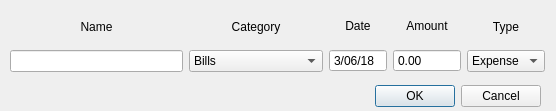
IvanInandan/EZBudget, file EZbudget/edittransaction.ui: the form before one commit.
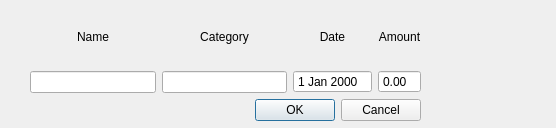
The form after the commit.

```diff
--- a/EZbudget/edittransaction.ui
+++ b/EZbudget/edittransaction.ui
@@ -7,44 +7,30 @@
     <x>0</x>
     <y>0</y>
     <width>556</width>
-    <height>111</height>
+    <height>128</height>
    </rect>
   </property>
   <property name="windowTitle">
    <string>Dialog</string>
   </property>
-  <widget class="QDialogButtonBox" name="buttonBox">
-   <property name="geometry">
-    <rect>
-     <x>200</x>
-     <y>80</y>
-     <width>341</width>
-     <height>32</height>
-    </rect>
-   </property>
-   <property name="orientation">
-    <enum>Qt::Horizontal</enum>
-   </property>
-   <property name="standardButtons">
-    <set>QDialogButtonBox::Cancel|QDialogButtonBox::Ok</set>
-   </property>
-  </widget>
   <widget class="QWidget" name="layoutWidget">
    <property name="geometry">
     <rect>
-     <x>10</x>
+     <x>30</x>
      <y>10</y>
-     <width>535</width>
-     <height>62</height>
+     <width>391</width>
+     <height>111</height>
     </rect>
    </property>
-   <layout class="QHBoxLayout" name="horizontalLayout_2">
+   <layout class="QVBoxLayout" name="verticalLayout_5">
     <item>
-     <layout class="QVBoxLayout" name="Name">
+     <layout class="QHBoxLayout" name="horizontalLayout">
       <item>
-       <widget class="QLabel" name="transactionNameLabel">
+       <layout class="QVBoxLayout" name="verticalLayout">
+        <item>
+         <widget class="QLabel" name="label">
         <property name="text">
-         <string>&lt;html&gt;&lt;head/&gt;&lt;body&gt;&lt;p align=&quot;center&quot;&gt;&lt;span style=&quot; color:#030303;&quot;&gt;Name&lt;/span&gt;&lt;/p&gt;&lt;/body&gt;&lt;/html&gt;</string>
+           <string>&lt;html&gt;&lt;head/&gt;&lt;body&gt;&lt;p align=&quot;center&quot;&gt;Name&lt;/p&gt;&lt;/body&gt;&lt;/html&gt;</string>
         </property>
        </widget>
       </item>
@@ -54,7 +40,7 @@
      </layout>
     </item>
     <item>
-     <layout class="QVBoxLayout" name="Category">
+       <layout class="QVBoxLayout" name="verticalLayout_2">
       <item>
        <widget class="QLabel" name="transactionCategoryLabel">
         <property name="text">
@@ -63,33 +49,12 @@
        </widget>
       </item>
       <item>
-       <widget class="QComboBox" name="transactionCategoryEdit">
-        <item>
-         <property name="text">
-          <string>Bills</string>
-         </property>
-        </item>
-        <item>
-         <property name="text">
-          <string>Grocery/Food</string>
-         </property>
-        </item>
-        <item>
-         <property name="text">
-          <string>Gas</string>
-         </property>
-        </item>
-        <item>
-         <property name="text">
-          <string>Entertainment/Misc</string>
-         </property>
-        </item>
-       </widget>
+         <widget class="QLineEdit" name="transactionCategoryEdit"/>
       </item>
      </layout>
     </item>
     <item>
-     <layout class="QVBoxLayout" name="Date">
+       <layout class="QVBoxLayout" name="verticalLayout_3">
       <item>
        <widget class="QLabel" name="transactionDateLabel">
         <property name="text">
@@ -102,22 +67,12 @@
         <property name="buttonSymbols">
          <enum>QAbstractSpinBox::NoButtons</enum>
         </property>
-        <property name="displayFormat">
-         <string>M/dd/yy</string>
-        </property>
-        <property name="date">
-         <date>
-          <year>2018</year>
-          <month>3</month>
-          <day>6</day>
-         </date>
-        </property>
        </widget>
       </item>
      </layout>
     </item>
     <item>
-     <layout class="QVBoxLayout" name="Amount">
+       <layout class="QVBoxLayout" name="verticalLayout_4">
       <item>
        <widget class="QLabel" name="transactionAmountLabel">
         <property name="text">
@@ -130,34 +85,32 @@
         <property name="buttonSymbols">
          <enum>QAbstractSpinBox::NoButtons</enum>
         </property>
-        <property name="maximum">
-         <double>99999999.000000000000000</double>
-        </property>
        </widget>
       </item>
      </layout>
     </item>
-    <item>
-     <layout class="QVBoxLayout" name="Type">
-      <item>
-       <widget class="QLabel" name="transactionTypeLabel">
-        <property name="text">
-         <string>&lt;html&gt;&lt;head/&gt;&lt;body&gt;&lt;p align=&quot;center&quot;&gt;Type&lt;/p&gt;&lt;/body&gt;&lt;/html&gt;</string>
-        </property>
-       </widget>
+     </layout>
       </item>
       <item>
-       <widget class="QComboBox" name="transactionTypeEdit">
+     <layout class="QHBoxLayout" name="horizontalLayout_2">
         <item>
-         <property name="text">
-          <string>Expense</string>
-         </property>
+       <spacer name="horizontalSpacer">
+        <property name="orientation">
+         <enum>Qt::Horizontal</enum>
+        </property>
+        <property name="sizeHint" stdset="0">
+         <size>
+          <width>40</width>
+          <height>20</height>
+         </size>
+        </property>
+       </spacer>
         </item>
         <item>
-         <property name="text">
-          <string>Income</string>
-         </property>
-        </item>
+       <widget class="QDialogButtonBox" name="buttonBox">
+        <property name="standardButtons">
+         <set>QDialogButtonBox::Cancel|QDialogButtonBox::Ok</set>
+        </property>
        </widget>
       </item>
      </layout>
```
Left out of the diff: 43 changed lines with no effect on the pictures. Lines whose indentation alone changed are shown as unchanged.
